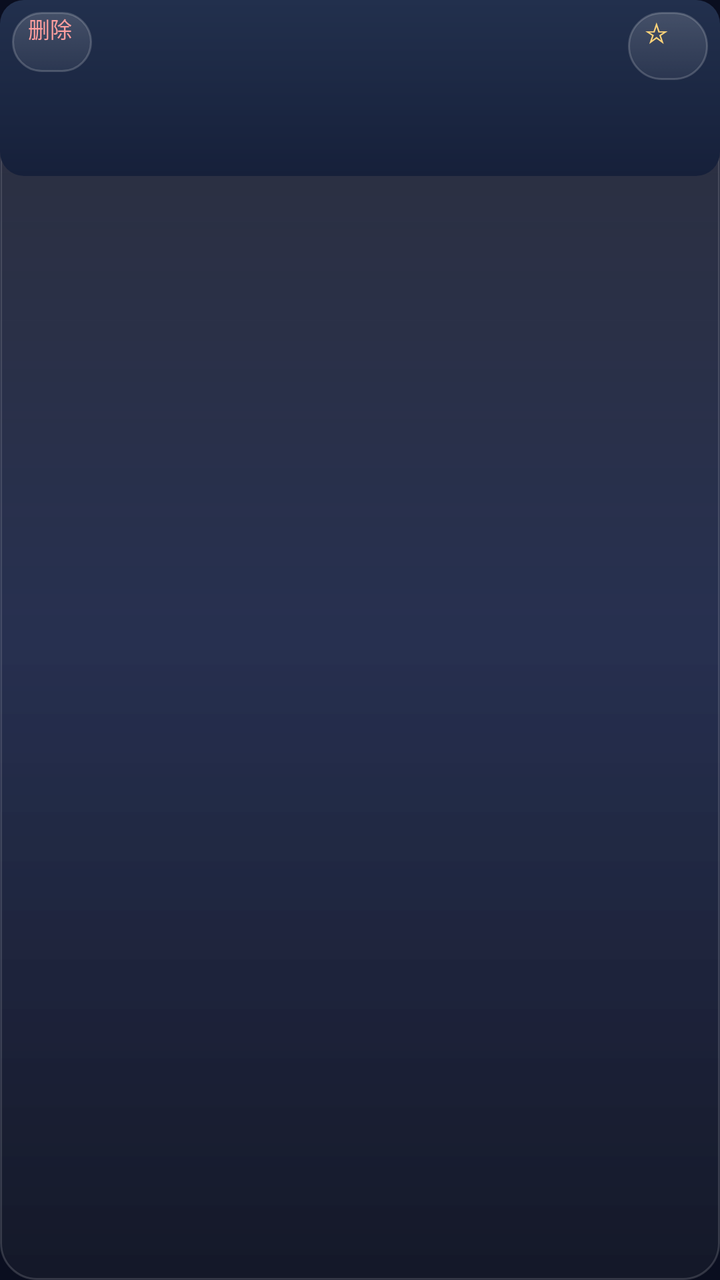
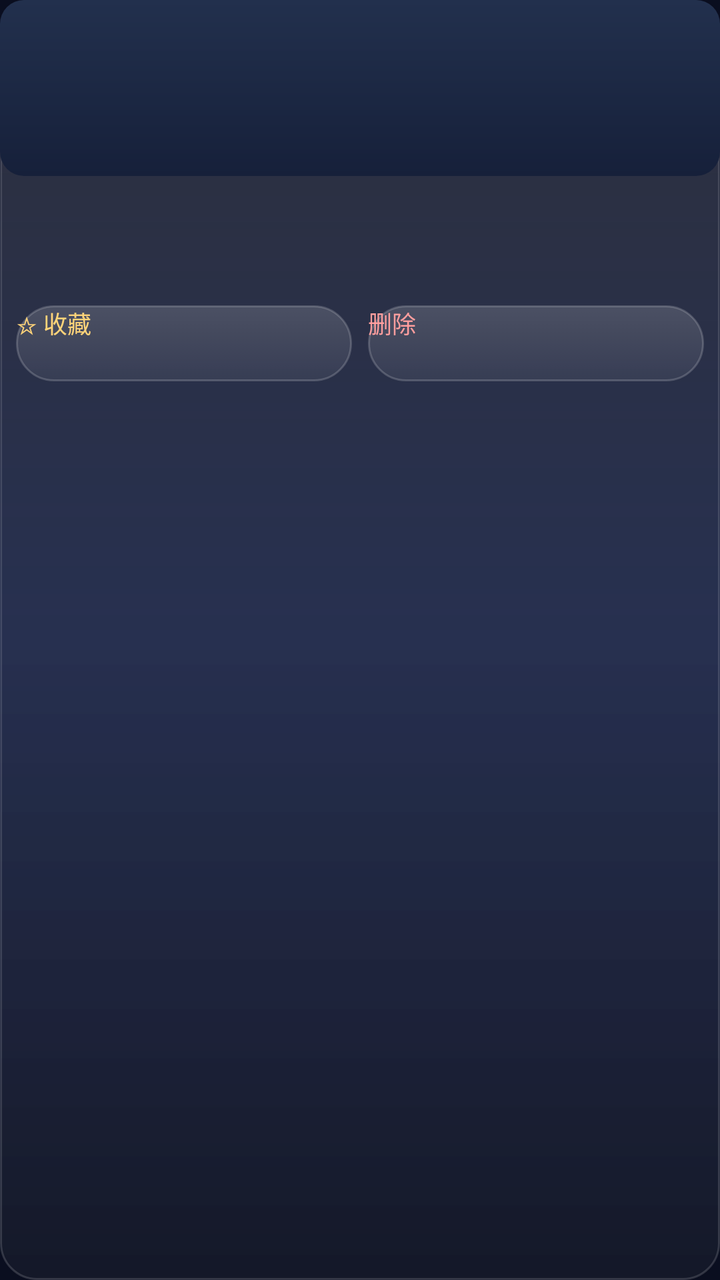

The first picture is an Android layout as it rendered before a commit; the second is the same layout after the commit. The layout source and the unified diff follow.
<!-- AndroidManifest.xml: application theme Theme.MyApplication -->
<!-- res/layout/item_video_grid.xml -->
<?xml version="1.0" encoding="utf-8"?>
<LinearLayout xmlns:android="http://schemas.android.com/apk/res/android"
    android:layout_width="match_parent"
    android:layout_height="wrap_content"
    android:background="@drawable/glass_item"
    android:orientation="vertical">

    <FrameLayout
        android:layout_width="match_parent"
        android:layout_height="wrap_content">

        <ImageView
            android:id="@+id/img_thumb"
            android:layout_width="match_parent"
            android:layout_height="@dimen/thumb_height"
            android:background="@drawable/thumb_placeholder"
            android:contentDescription="封面"
            android:scaleType="centerCrop" />

        <Button
            android:id="@+id/btn_favorite"
            android:layout_width="wrap_content"
            android:layout_height="34dp"
            android:layout_gravity="top|end"
            android:layout_margin="6dp"
            android:background="@drawable/glass_button"
            android:focusable="false"
            android:minWidth="40dp"
            android:paddingStart="8dp"
            android:paddingEnd="8dp"
            android:text="☆"
            android:textColor="#FFD479"
            android:textSize="14sp" />

        <Button
            android:id="@+id/btn_delete"
            android:layout_width="wrap_content"
            android:layout_height="30dp"
            android:layout_gravity="top|start"
            android:layout_margin="6dp"
            android:background="@drawable/glass_button"
            android:focusable="false"
            android:minWidth="40dp"
            android:paddingStart="8dp"
            android:paddingEnd="8dp"
            android:text="删除"
            android:textColor="#FF9E9E"
            android:textSize="11sp" />
    </FrameLayout>

    <TextView
        android:id="@+id/text_title"
        android:layout_width="match_parent"
        android:layout_height="wrap_content"
        android:ellipsize="end"
        android:gravity="center_vertical"
        android:maxLines="2"
        android:minHeight="44dp"
        android:paddingStart="10dp"
        android:paddingTop="6dp"
        android:paddingEnd="10dp"
        android:textColor="#FFFFFF"
        android:textSize="14sp"
        android:textStyle="bold" />

    <TextView
        android:id="@+id/text_meta"
        android:layout_width="match_parent"
        android:layout_height="wrap_content"
        android:ellipsize="end"
        android:paddingStart="10dp"
        android:paddingTop="2dp"
        android:paddingEnd="10dp"
        android:paddingBottom="10dp"
        android:singleLine="true"
        android:textColor="#A9B4C9"
        android:textSize="11sp" />
</LinearLayout>
<!-- resources referenced by this layout -->
<resources>
  <dimen name="thumb_height">88dp</dimen>
  <!-- drawable glass_button (drawable) -->
  <?xml version="1.0" encoding="utf-8"?>
  <selector xmlns:android="http://schemas.android.com/apk/res/android">
      <item android:state_pressed="true">
          <shape android:shape="rectangle">
              <gradient
                  android:angle="270"
                  android:startColor="#45FFFFFF"
                  android:endColor="#22FFFFFF" />
              <stroke
                  android:width="1dp"
                  android:color="#4DFFFFFF" />
              <corners android:radius="20dp" />
          </shape>
      </item>
      <item>
          <shape android:shape="rectangle">
              <gradient
                  android:angle="270"
                  android:startColor="#28FFFFFF"
                  android:endColor="#10FFFFFF" />
              <stroke
                  android:width="1dp"
                  android:color="#2EFFFFFF" />
              <corners android:radius="20dp" />
          </shape>
      </item>
  </selector>
  <!-- drawable glass_item (drawable) -->
  <?xml version="1.0" encoding="utf-8"?>
  <shape xmlns:android="http://schemas.android.com/apk/res/android"
      android:shape="rectangle">
      <gradient
          android:angle="270"
          android:startColor="#24FFFFFF"
          android:endColor="#0AFFFFFF" />
      <stroke
          android:width="1dp"
          android:color="#26FFFFFF" />
      <corners android:radius="18dp" />
  </shape>
  <!-- drawable thumb_placeholder (drawable) -->
  <?xml version="1.0" encoding="utf-8"?>
  <shape xmlns:android="http://schemas.android.com/apk/res/android"
      android:shape="rectangle">
      <gradient
          android:angle="270"
          android:startColor="#22304D"
          android:endColor="#16203A" />
      <corners android:radius="12dp" />
  </shape>
  <style name="Theme.MyApplication" parent="android:Theme.Material.NoActionBar">
          <item name="android:windowBackground">@drawable/bg_window</item>
          <item name="android:statusBarColor">#66000000</item>
          <item name="android:navigationBarColor">#66000000</item>
      </style>
  <!-- drawable bg_window (drawable) -->
  <?xml version="1.0" encoding="utf-8"?>
  <shape xmlns:android="http://schemas.android.com/apk/res/android"
      android:shape="rectangle">
      <gradient
          android:angle="270"
          android:startColor="#0A0E1F"
          android:centerColor="#111B3E"
          android:endColor="#0A0E1F" />
  </shape>
</resources>

<!-- the commit's change to res/layout/item_video_grid.xml (unified diff, before → after) -->
@@ -5,57 +5,21 @@
     android:background="@drawable/glass_item"
     android:orientation="vertical">
 
-    <FrameLayout
+    <ImageView
+        android:id="@+id/img_thumb"
         android:layout_width="match_parent"
-        android:layout_height="wrap_content">
-
-        <ImageView
-            android:id="@+id/img_thumb"
-            android:layout_width="match_parent"
-            android:layout_height="@dimen/thumb_height"
-            android:background="@drawable/thumb_placeholder"
-            android:contentDescription="封面"
-            android:scaleType="centerCrop" />
-
-        <Button
-            android:id="@+id/btn_favorite"
-            android:layout_width="wrap_content"
-            android:layout_height="34dp"
-            android:layout_gravity="top|end"
-            android:layout_margin="6dp"
-            android:background="@drawable/glass_button"
-            android:focusable="false"
-            android:minWidth="40dp"
-            android:paddingStart="8dp"
-            android:paddingEnd="8dp"
-            android:text="☆"
-            android:textColor="#FFD479"
-            android:textSize="14sp" />
-
-        <Button
-            android:id="@+id/btn_delete"
-            android:layout_width="wrap_content"
-            android:layout_height="30dp"
-            android:layout_gravity="top|start"
-            android:layout_margin="6dp"
-            android:background="@drawable/glass_button"
-            android:focusable="false"
-            android:minWidth="40dp"
-            android:paddingStart="8dp"
-            android:paddingEnd="8dp"
-            android:text="删除"
-            android:textColor="#FF9E9E"
-            android:textSize="11sp" />
-    </FrameLayout>
+        android:layout_height="@dimen/thumb_height"
+        android:background="@drawable/thumb_placeholder"
+        android:contentDescription="封面"
+        android:scaleType="centerCrop" />
 
     <TextView
         android:id="@+id/text_title"
         android:layout_width="match_parent"
         android:layout_height="wrap_content"
         android:ellipsize="end"
-        android:gravity="center_vertical"
         android:maxLines="2"
-        android:minHeight="44dp"
+        android:minHeight="42dp"
         android:paddingStart="10dp"
         android:paddingTop="6dp"
         android:paddingEnd="10dp"
@@ -71,8 +35,42 @@
         android:paddingStart="10dp"
         android:paddingTop="2dp"
         android:paddingEnd="10dp"
-        android:paddingBottom="10dp"
         android:singleLine="true"
         android:textColor="#A9B4C9"
         android:textSize="11sp" />
+
+    
+    <LinearLayout
+        android:layout_width="match_parent"
+        android:layout_height="wrap_content"
+        android:orientation="horizontal"
+        android:paddingStart="8dp"
+        android:paddingTop="6dp"
+        android:paddingEnd="8dp"
+        android:paddingBottom="8dp">
+
+        <Button
+            android:id="@+id/btn_favorite"
+            android:layout_width="0dp"
+            android:layout_height="38dp"
+            android:layout_weight="1"
+            android:layout_marginEnd="4dp"
+            android:background="@drawable/glass_button"
+            android:focusable="false"
+            android:text="☆ 收藏"
+            android:textColor="#FFD479"
+            android:textSize="12sp" />
+
+        <Button
+            android:id="@+id/btn_delete"
+            android:layout_width="0dp"
+            android:layout_height="38dp"
+            android:layout_weight="1"
+            android:layout_marginStart="4dp"
+            android:background="@drawable/glass_button"
+            android:focusable="false"
+            android:text="删除"
+            android:textColor="#FF9E9E"
+            android:textSize="12sp" />
+    </LinearLayout>
 </LinearLayout>
